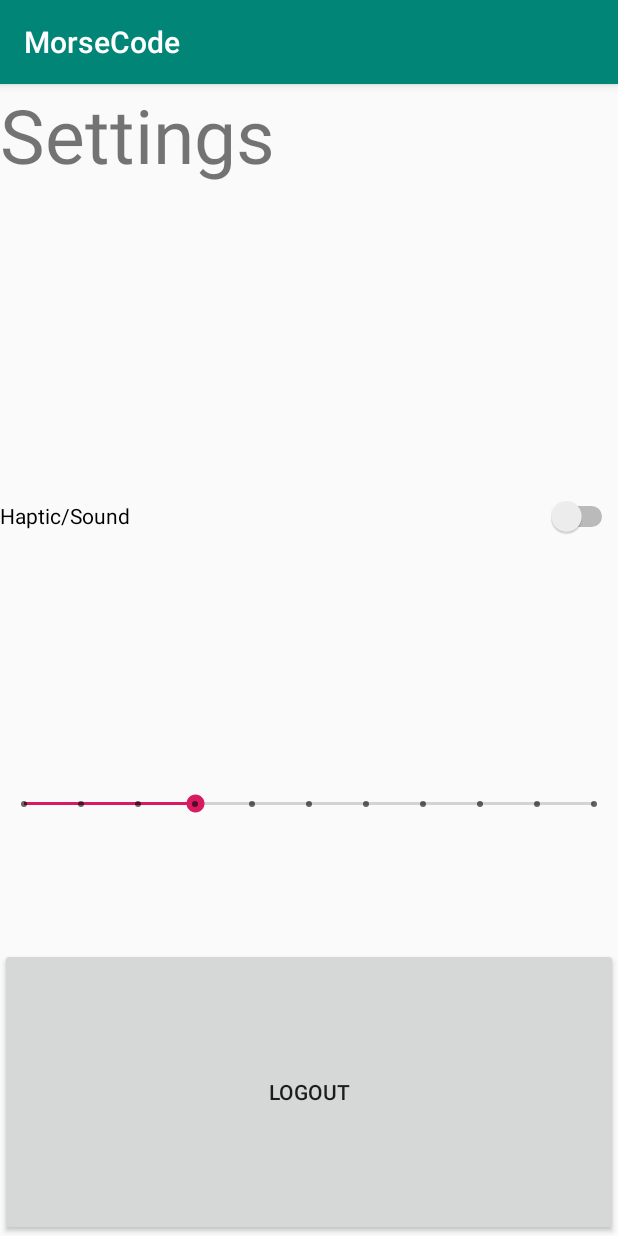
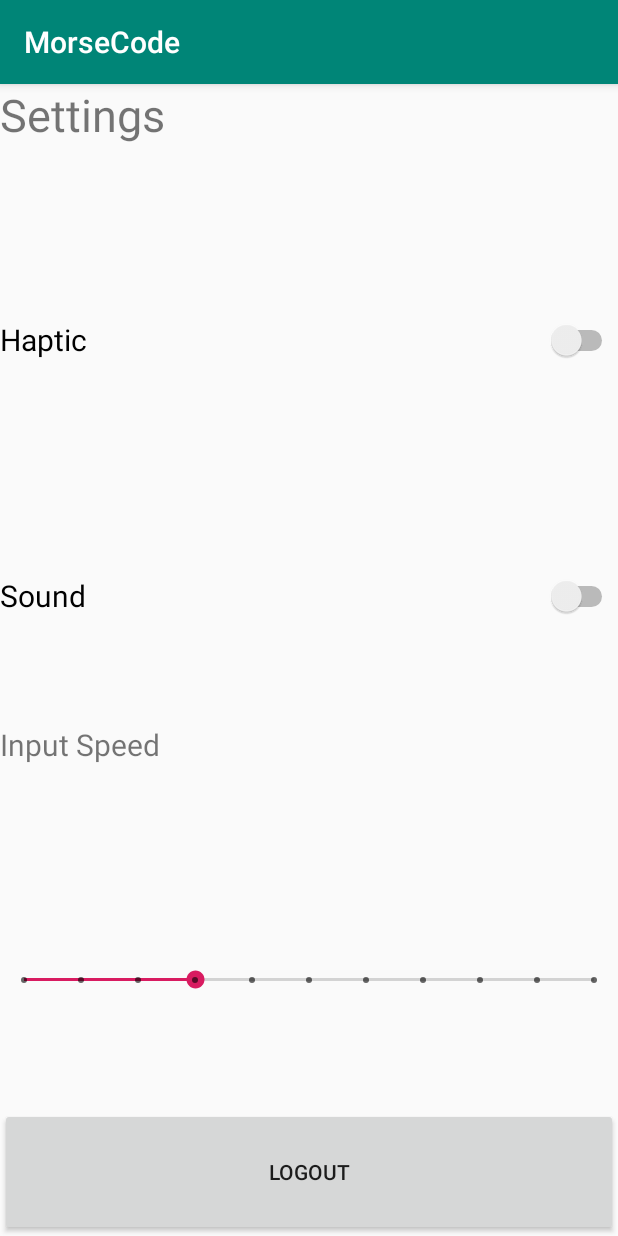
Before and after one commit to PJDuchesne/MorseCode, an Android app: the SettingsActivity screen opened directly, with no data from a screen before it, on a phone screen of 412 x 824 dp. Run offline under Robolectric (Android 15) with nearby library versions, the phone set to English and light mode, and no system bars.

Commit message:
changes redone after they were lost

```diff
--- a/app/src/main/res/layout/activity_settings.xml
+++ b/app/src/main/res/layout/activity_settings.xml
@@ -4,29 +4,50 @@
     android:layout_height="match_parent"
     android:orientation="vertical">
 
+    <LinearLayout
+        android:layout_width="match_parent"
+        android:layout_height="match_parent"
+        android:orientation="vertical"
+        android:layout_weight="1">
+
         <TextView
         android:layout_width="match_parent"
         android:layout_height="0dp"
         android:layout_weight="1"
         android:text="Settings"
-        android:textSize="50sp"/>
+        android:textSize="30sp"/>
 
     <Switch
-        android:id="@+id/IType"
+        android:id="@+id/haptic"
+        android:layout_width="match_parent"
+        android:layout_height="0dp"
+        android:layout_weight="2"
+        android:textSize="20dp"
+        android:checked="false"
+        android:text="Haptic" />
+
+    <Switch
+        android:id="@+id/sound"
+        android:layout_width="match_parent"
+        android:layout_height="0dp"
+        android:layout_weight="2"
+        android:checked="false"
+        android:textSize="20dp"
+        android:text="Sound" />
+
+    <TextView
         android:layout_width="match_parent"
         android:layout_height="0dp"
         android:layout_weight="1"
-        android:checked="false"
-        android:text="Haptic/Sound"
-        android:textOff="Sound"
-        android:textOn="Haptic" />
+        android:text="Input Speed"
+        android:textSize="20dp"/>
 
     <SeekBar
         android:id="@+id/seekBar"
         style="@style/Widget.AppCompat.SeekBar.Discrete"
         android:layout_width="match_parent"
         android:layout_height="0dp"
-        android:layout_weight="1"
+        android:layout_weight="2"
         android:max="10"
         android:progress="3" />
 
@@ -37,5 +58,6 @@
         android:layout_weight="1"
         android:text="Logout" />
 
+ </LinearLayout>
 
 </LinearLayout>
```
Also changed, not shown: app/src/main/java/com/example/pauld/morsecode/SettingsSingleton.java (+14 -5 lines). Lines whose indentation alone changed are shown as unchanged.
